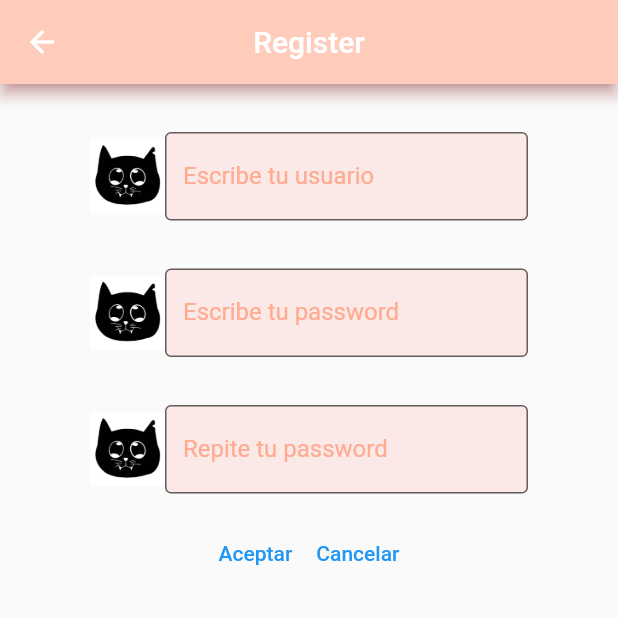
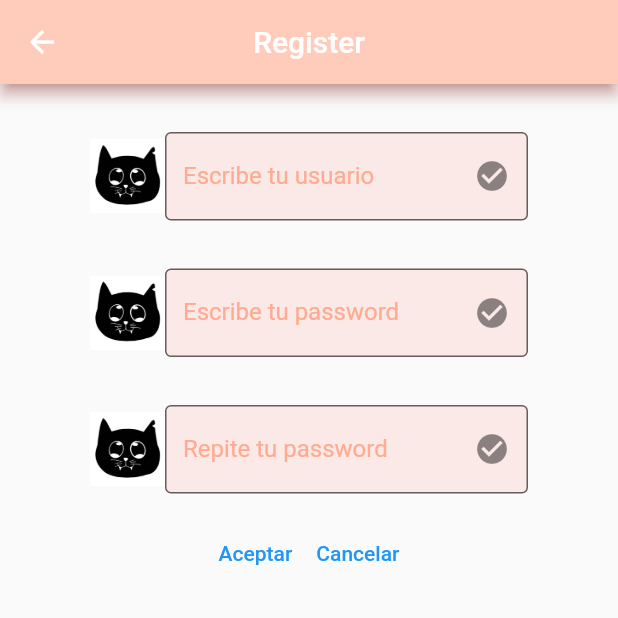
Before and after one commit to elenaaroma/practica1, a Flutter app: the RegisterView screen opened by its route, on a phone screen of 412 x 824 dp, the top half of it. Run offline on Flutter 3.47's test engine with Material 2 defaults, Android fonts, the phone set to English and light mode, and no system bars; our stand-ins replace firebase_auth, firebase_core; accounts and stored records are empty; generated files the repository leaves out were written again; network calls fail.

Commit message:
commit suffixIcon

```diff
--- a/lib/Custom/KTTextField.dart
+++ b/lib/Custom/KTTextField.dart
@@ -32,6 +32,7 @@ class KTTextField extends StatelessWidget{
                 fillColor: Colors.deepOrange[50],
                 filled: true,
                 labelText: sHint,
+                suffixIcon: Icon(Icons.check_circle),
                 labelStyle: TextStyle(
                   color: Colors.deepOrange[200]
                 ),
```
